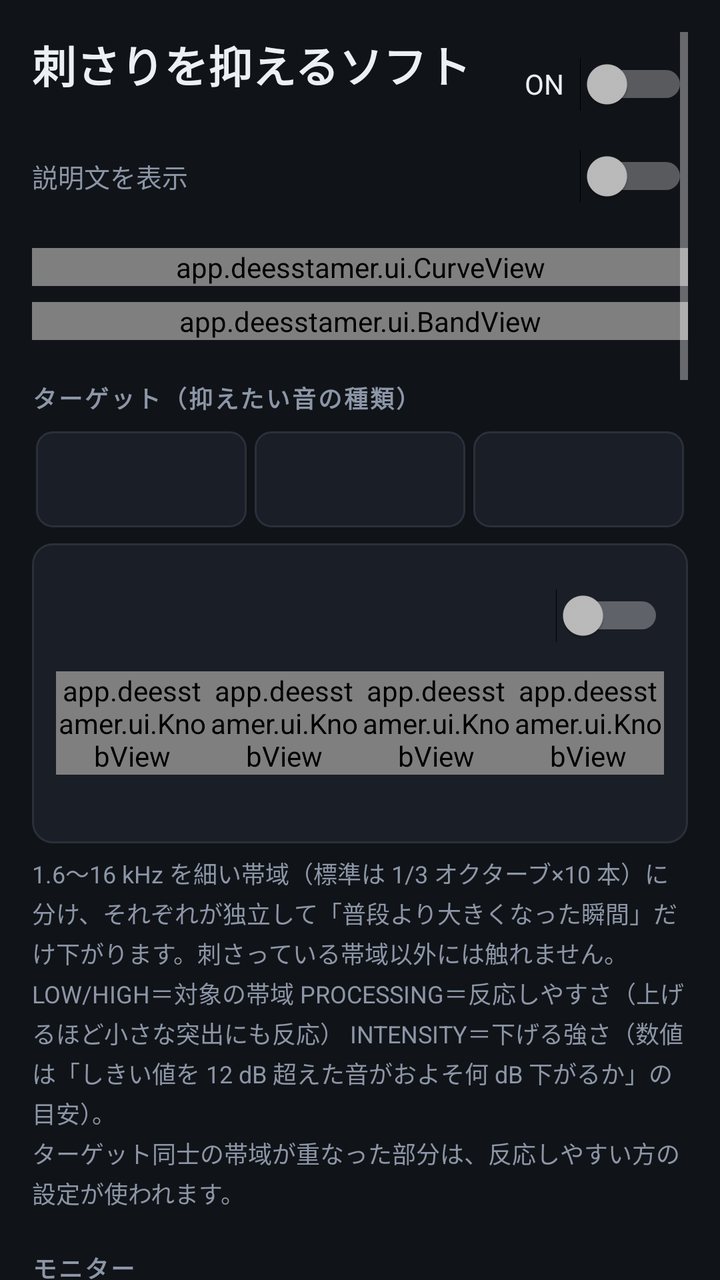
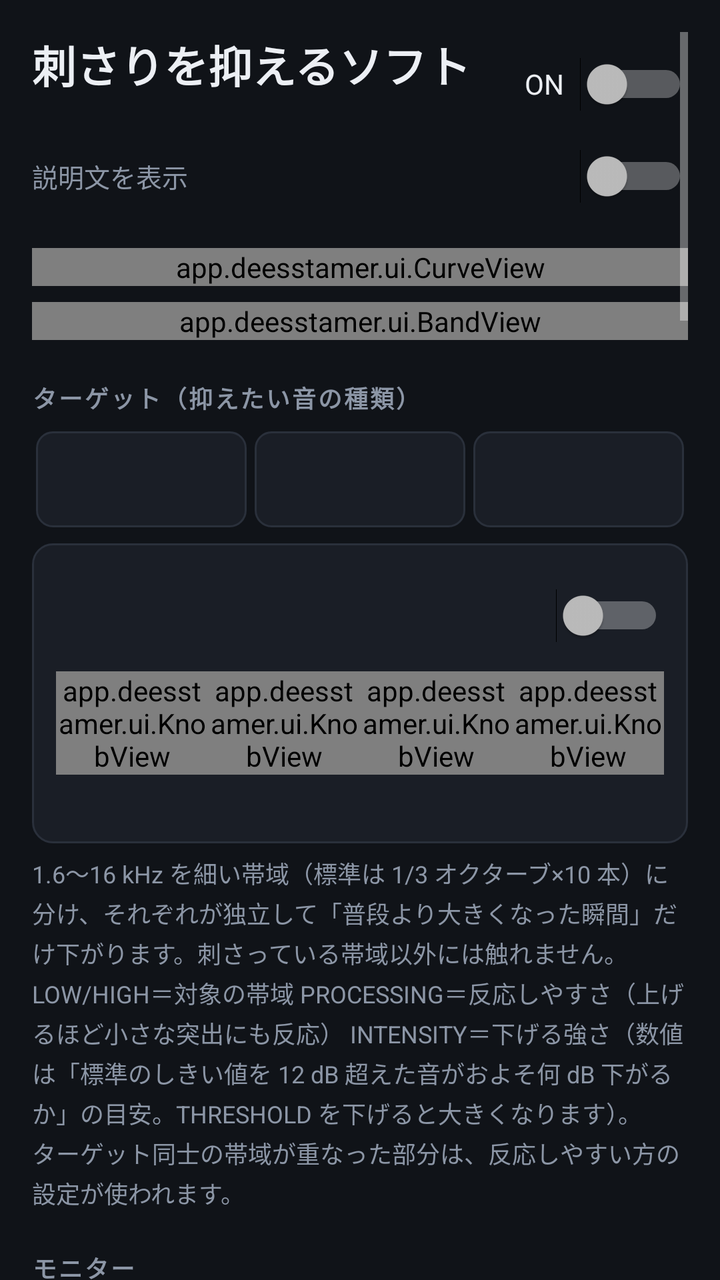

An Android layout rendered at two revisions. The XML below is the earlier revision; the diff shows what the commit changed to produce the second picture.
<!-- AndroidManifest.xml: application theme Theme.DeEss -->
<!-- res/layout/activity_main.xml -->
<?xml version="1.0" encoding="utf-8"?>
<ScrollView xmlns:android="http://schemas.android.com/apk/res/android"
    android:id="@+id/root"
    android:layout_width="match_parent"
    android:layout_height="match_parent"
    android:background="@color/bg"
    android:clipToPadding="false"
    android:fillViewport="true"
    android:padding="16dp">

    <LinearLayout
        android:layout_width="match_parent"
        android:layout_height="wrap_content"
        android:orientation="vertical">

        
        <LinearLayout
            android:layout_width="match_parent"
            android:layout_height="wrap_content"
            android:gravity="center_vertical"
            android:orientation="horizontal">

            <LinearLayout
                android:layout_width="0dp"
                android:layout_height="wrap_content"
                android:layout_weight="1"
                android:orientation="vertical">

                <TextView
                    android:layout_width="wrap_content"
                    android:layout_height="wrap_content"
                    android:text="@string/app_name"
                    android:textColor="@color/text"
                    android:textSize="22sp"
                    android:textStyle="bold" />

                <TextView
                    android:id="@+id/status"
                    android:layout_width="wrap_content"
                    android:layout_height="wrap_content"
                    android:layout_marginTop="2dp"
                    android:textColor="@color/text_dim"
                    android:textSize="13sp" />
            </LinearLayout>

            <Switch
                android:id="@+id/power"
                android:layout_width="wrap_content"
                android:layout_height="wrap_content"
                android:minHeight="48dp"
                android:text="@string/power"
                android:textColor="@color/text"
                android:switchPadding="8dp" />
        </LinearLayout>

        
        <Switch
            android:id="@+id/helpSwitch"
            android:layout_width="match_parent"
            android:layout_height="wrap_content"
            android:minHeight="40dp"
            android:text="@string/help_switch"
            android:textColor="@color/text_dim"
            android:textSize="13sp" />

        <TextView
            android:id="@+id/warning"
            style="@style/Panel"
            android:layout_marginTop="12dp"
            android:text="@string/warning_unsupported"
            android:textColor="@color/warn"
            android:visibility="gone" />

        
        <app.deesstamer.ui.CurveView
            android:id="@+id/curve"
            android:layout_width="match_parent"
            android:layout_height="wrap_content"
            android:layout_marginTop="16dp" />

        <app.deesstamer.ui.BandView
            android:id="@+id/band"
            android:layout_width="match_parent"
            android:layout_height="wrap_content"
            android:layout_marginTop="8dp" />

        
        <TextView
            style="@style/SectionTitle"
            android:text="@string/section_focus" />

        <RadioGroup
            android:id="@+id/focusGroup"
            android:layout_width="match_parent"
            android:layout_height="wrap_content"
            android:orientation="horizontal">

            <RadioButton
                android:id="@+id/focusGuitar"
                style="@style/Segment" />

            <RadioButton
                android:id="@+id/focusVocal"
                style="@style/Segment" />

            <RadioButton
                android:id="@+id/focusHihat"
                style="@style/Segment" />
        </RadioGroup>

        <LinearLayout
            style="@style/Panel"
            android:layout_marginTop="8dp"
            android:orientation="vertical">

            <Switch
                android:id="@+id/focusEnabled"
                style="@style/SettingSwitch" />

            <LinearLayout
                android:layout_width="match_parent"
                android:layout_height="wrap_content"
                android:layout_marginTop="4dp"
                android:orientation="horizontal">

                <app.deesstamer.ui.KnobView
                    android:id="@+id/focusLow"
                    android:layout_width="0dp"
                    android:layout_height="wrap_content"
                    android:layout_weight="1" />

                <app.deesstamer.ui.KnobView
                    android:id="@+id/focusHigh"
                    android:layout_width="0dp"
                    android:layout_height="wrap_content"
                    android:layout_weight="1" />

                <app.deesstamer.ui.KnobView
                    android:id="@+id/processing"
                    android:layout_width="0dp"
                    android:layout_height="wrap_content"
                    android:layout_weight="1" />

                <app.deesstamer.ui.KnobView
                    android:id="@+id/intensity"
                    android:layout_width="0dp"
                    android:layout_height="wrap_content"
                    android:layout_weight="1" />
            </LinearLayout>

            <TextView
                android:id="@+id/focusHint"
                style="@style/Hint"
                android:tag="help" />
        </LinearLayout>

        <TextView
            style="@style/Hint"
            android:tag="help"
            android:text="@string/hint_focus" />

        
        <TextView
            style="@style/SectionTitle"
            android:text="@string/section_listen" />

        <RadioGroup
            android:id="@+id/listenGroup"
            android:layout_width="match_parent"
            android:layout_height="wrap_content"
            android:orientation="horizontal">

            <RadioButton
                android:id="@+id/listenNormal"
                style="@style/Segment"
                android:text="@string/listen_normal" />

            <RadioButton
                android:id="@+id/listenFilter"
                style="@style/Segment"
                android:text="@string/listen_filter" />
        </RadioGroup>

        <TextView
            style="@style/Hint"
            android:tag="help"
            android:text="@string/hint_listen" />

        
        <TextView
            style="@style/SectionTitle"
            android:text="@string/section_detect" />

        <LinearLayout
            style="@style/Panel"
            android:orientation="vertical">

            <RadioGroup
                android:id="@+id/resolutionGroup"
                android:layout_width="match_parent"
                android:layout_height="wrap_content"
                android:orientation="horizontal">

                <RadioButton
                    android:id="@+id/resThird"
                    style="@style/Segment"
                    android:text="@string/res_third" />

                <RadioButton
                    android:id="@+id/resSixth"
                    style="@style/Segment"
                    android:text="@string/res_sixth" />
            </RadioGroup>

            <Switch
                android:id="@+id/autoSwitch"
                style="@style/SettingSwitch"
                android:layout_marginTop="8dp"
                android:text="@string/auto_switch" />

            <TextView
                android:id="@+id/autoStatus"
                style="@style/Hint"
                android:layout_marginTop="0dp"
                android:textColor="@color/text" />

            <TextView
                style="@style/Hint"
                android:tag="help"
                android:text="@string/hint_detect" />
        </LinearLayout>

        
        <TextView
            style="@style/SectionTitle"
            android:text="@string/section_common" />

        <LinearLayout
            android:layout_width="match_parent"
            android:layout_height="wrap_content"
            android:orientation="horizontal">

            <app.deesstamer.ui.KnobView
                android:id="@+id/sharpness"
                android:layout_width="0dp"
                android:layout_height="wrap_content"
                android:layout_weight="1" />

            <app.deesstamer.ui.KnobView
                android:id="@+id/mix"
                android:layout_width="0dp"
                android:layout_height="wrap_content"
                android:layout_weight="1" />

            <app.deesstamer.ui.KnobView
                android:id="@+id/outputGain"
                android:layout_width="0dp"
                android:layout_height="wrap_content"
                android:layout_weight="1" />
        </LinearLayout>

        <TextView
            style="@style/Hint"
            android:tag="help"
            android:text="@string/hint_common" />

        
        <TextView
            style="@style/SectionTitle"
            android:text="@string/section_tone" />

        <LinearLayout
            style="@style/Panel"
            android:orientation="vertical">

            <Switch
                android:id="@+id/shelfSwitch"
                style="@style/SettingSwitch"
                android:text="@string/shelf_switch" />

            <LinearLayout
                android:layout_width="match_parent"
                android:layout_height="wrap_content"
                android:layout_marginTop="4dp"
                android:gravity="center_horizontal"
                android:orientation="horizontal">

                <app.deesstamer.ui.KnobView
                    android:id="@+id/shelfFreq"
                    android:layout_width="96dp"
                    android:layout_height="wrap_content" />

                <app.deesstamer.ui.KnobView
                    android:id="@+id/shelfGain"
                    android:layout_width="96dp"
                    android:layout_height="wrap_content" />
            </LinearLayout>
        </LinearLayout>

        
        <TextView
            style="@style/SectionTitle"
            android:text="@string/section_apply" />

        <LinearLayout
            style="@style/Panel"
            android:orientation="vertical">

            <RadioGroup
                android:id="@+id/applyGroup"
                android:layout_width="match_parent"
                android:layout_height="wrap_content"
                android:orientation="horizontal">

                <RadioButton
                    android:id="@+id/applyGlobal"
                    style="@style/Segment"
                    android:text="@string/apply_global" />

                <RadioButton
                    android:id="@+id/applySessions"
                    style="@style/Segment"
                    android:text="@string/apply_sessions" />
            </RadioGroup>

            <TextView
                style="@style/Hint"
                android:tag="help"
                android:text="@string/apply_hint" />

            <Switch
                android:id="@+id/bootSwitch"
                style="@style/SettingSwitch"
                android:layout_marginTop="8dp"
                android:text="@string/boot_switch" />
        </LinearLayout>

        <Button
            android:id="@+id/presetButton"
            android:layout_width="match_parent"
            android:layout_height="wrap_content"
            android:layout_marginTop="16dp"
            android:minHeight="48dp"
            android:text="@string/presets" />

        
        <TextView
            style="@style/SectionTitle"
            android:text="@string/section_status" />

        <TextView
            android:id="@+id/sessions"
            style="@style/Panel"
            android:fontFamily="monospace"
            android:textColor="@color/text"
            android:textSize="12sp" />

        <TextView
            style="@style/Hint"
            android:layout_marginTop="16dp"
            android:tag="help"
            android:text="@string/notes" />
    </LinearLayout>
</ScrollView>
<!-- resources referenced by this layout -->
<resources>
  <color name="bg">#FF101318</color>
  <color name="text">#FFECEFF4</color>
  <color name="text_dim">#FF8C96A6</color>
  <color name="warn">#FFF6AD55</color>
  <string name="app_name">刺さりを抑えるソフト</string>
  <string name="apply_global">端末全体\n（グローバル出力）</string>
  <string name="apply_hint">端末全体：すべてのアプリの音にかけます。ただし機種によってはこの方式が無効化されていて効かないことがあります。\n対応プレーヤーごと：再生時にオーディオセッションを通知するプレーヤー（イコライザー連携に対応したアプリ）にだけかけます。このアプリより先に再生を始めていた場合は、プレーヤー側で一度停止→再生してください。プレーヤーの「イコライザー」メニューからこのアプリを選んでも有効になります。\n全体で効かない場合は「対応プレーヤーごと」を試してください。</string>
  <string name="apply_sessions">対応プレーヤーごと\n（セッション）</string>
  <string name="auto_switch">オート（再生中の音に追従）</string>
  <string name="boot_switch">端末の起動時に自動で開始</string>
  <string name="help_switch">説明文を表示</string>
  <string name="hint_common">SHARPNESS＝効き始めの鋭さと反応速度（上げるほど素早く、くっきり）　MIX＝全体の効き具合　OUTPUT＝出力音量。ノブは上下にドラッグ、ダブルタップで初期値に戻ります。</string>
  <string name="hint_detect">細かい：帯域を半分の幅にし、周りの音に触れにくくします（端末の処理能力や Android 内部の周波数分解能によっては、標準と差が出ない可能性があります）。\nオート：再生中の音の大きさと周波数バランスを測り、各帯域の「普段のレベル」を曲と音量に合わせて自動で更新します（約10秒かけて追従）。Android の仕様で「録音」の権限が必要ですが、マイクは使わず、音を保存・送信することもありません。</string>
  <string name="hint_focus">1.6〜16 kHz を細い帯域（標準は 1/3 オクターブ×10 本）に分け、それぞれが独立して「普段より大きくなった瞬間」だけ下がります。刺さっている帯域以外には触れません。\nLOW/HIGH＝対象の帯域　PROCESSING＝反応しやすさ（上げるほど小さな突出にも反応）　INTENSITY＝下げる強さ（数値は「しきい値を 12 dB 超えた音がおよそ何 dB 下がるか」の目安）。\nターゲット同士の帯域が重なった部分は、反応しやすい方の設定が使われます。</string>
  <string name="hint_listen">Filter にすると、選択中のターゲットの帯域だけが聞こえます。LOW/HIGH を動かして「一番刺さる音がよく聞こえる範囲」を探し、決まったら Normal に戻してください。</string>
  <string name="listen_filter">Filter（選択中のみ）</string>
  <string name="listen_normal">Normal</string>
  <string name="notes">メモ：このアプリは Android 標準の DynamicsProcessing（マルチバンド・コンプレッサー）で、細かく分けた帯域ごとに「突出した瞬間だけ」下げる処理をしています。基準となる「普段のレベル」は、オートがオフのときは一般的な音楽の周波数バランスから決めた固定値なので、曲や端末の音量によって効き方が変わる場合があります（オートをオンにすると再生中の音に追従します）。DynamicsProcessing にドライ／ウェットを混ぜる機能がないため、Mix はリダクション量を縮める近似です。同じ種類のエフェクトを使う他のイコライザーアプリ（例：Wavelet など）とは同時に使わないでください（設定を奪い合います）。メーカー独自の音響効果や再生経路によっては効かない場合があります。</string>
  <string name="power">ON</string>
  <string name="presets">プリセット</string>
  <string name="res_sixth">細かい\n1/6オクターブ×20</string>
  <string name="res_third">標準\n1/3オクターブ×10</string>
  <string name="section_apply">適用先</string>
  <string name="section_common">共通</string>
  <string name="section_detect">検出のしかた</string>
  <string name="section_focus">ターゲット（抑えたい音の種類）</string>
  <string name="section_listen">モニター</string>
  <string name="section_status">状態</string>
  <string name="section_tone">高域シェルフ（常時）</string>
  <string name="shelf_switch">高域を常に少し下げる</string>
  <string name="warning_unsupported">この端末には Android 標準の DynamicsProcessing エフェクトが見つかりませんでした。このアプリはそのエフェクトを使って処理するため、この端末では動作しません。</string>
  <style name="Panel">
          <item name="android:layout_width">match_parent</item>
          <item name="android:layout_height">wrap_content</item>
          <item name="android:background">@drawable/bg_panel</item>
          <item name="android:padding">12dp</item>
      </style>
  <color name="panel">#FF1A1E26</color>
  <color name="accent">#FF4FD1C5</color>
  <color name="panel_stroke">#FF2A303B</color>
  <!-- unchanged entries left out for length: 7 -->
</resources>

<!-- the commit's change to res/layout/activity_main.xml (unified diff, before → after) -->
@@ -257,12 +257,95 @@
                 android:layout_width="0dp"
                 android:layout_height="wrap_content"
                 android:layout_weight="1" />
+
+            <app.deesstamer.ui.KnobView
+                android:id="@+id/thresholdOffset"
+                android:layout_width="0dp"
+                android:layout_height="wrap_content"
+                android:layout_weight="1" />
         </LinearLayout>
 
         <TextView
             style="@style/Hint"
             android:tag="help"
             android:text="@string/hint_common" />
+
+        
+        <TextView
+            style="@style/SectionTitle"
+            android:text="@string/section_bands" />
+
+        <LinearLayout
+            style="@style/Panel"
+            android:orientation="vertical">
+
+            <Switch
+                android:id="@+id/bandSwitch"
+                style="@style/SettingSwitch"
+                android:text="@string/band_switch" />
+
+            <app.deesstamer.ui.BandOffsetView
+                android:id="@+id/bandOffsets"
+                android:layout_width="match_parent"
+                android:layout_height="wrap_content"
+                android:layout_marginTop="4dp" />
+
+            <TextView
+                android:id="@+id/bandSelected"
+                android:layout_width="match_parent"
+                android:layout_height="wrap_content"
+                android:layout_marginTop="8dp"
+                android:textColor="@color/text"
+                android:textSize="14sp" />
+
+            <LinearLayout
+                android:layout_width="match_parent"
+                android:layout_height="wrap_content"
+                android:layout_marginTop="4dp"
+                android:orientation="horizontal">
+
+                <Button
+                    android:id="@+id/bandMinus"
+                    android:textAllCaps="false"
+                    android:layout_width="0dp"
+                    android:layout_height="wrap_content"
+                    android:layout_weight="1"
+                    android:minHeight="48dp"
+                    android:text="@string/band_minus" />
+
+                <Button
+                    android:id="@+id/bandPlus"
+                    android:textAllCaps="false"
+                    android:layout_width="0dp"
+                    android:layout_height="wrap_content"
+                    android:layout_weight="1"
+                    android:minHeight="48dp"
+                    android:text="@string/band_plus" />
+
+                <Button
+                    android:id="@+id/bandZero"
+                    android:textAllCaps="false"
+                    android:layout_width="0dp"
+                    android:layout_height="wrap_content"
+                    android:layout_weight="1"
+                    android:minHeight="48dp"
+                    android:text="@string/band_zero" />
+
+                <Button
+                    android:id="@+id/bandResetAll"
+                    android:textAllCaps="false"
+                    android:layout_width="0dp"
+                    android:layout_height="wrap_content"
+                    android:layout_weight="1"
+                    android:minHeight="48dp"
+                    android:text="@string/band_reset_all" />
+            </LinearLayout>
+
+            <TextView
+                style="@style/Hint"
+                android:tag="help"
+                android:text="@string/hint_bands" />
+        </LinearLayout>
 
         
         <TextView
<!-- resource entries referenced after the edit -->
@@ -9,11 +9,17 @@
   <string name="apply_hint">端末全体：すべてのアプリの音にかけます。ただし機種によってはこの方式が無効化されていて効かないことがあります。\n対応プレーヤーごと：再生時にオーディオセッションを通知するプレーヤー（イコライザー連携に対応したアプリ）にだけかけます。このアプリより先に再生を始めていた場合は、プレーヤー側で一度停止→再生してください。プレーヤーの「イコライザー」メニューからこのアプリを選んでも有効になります。\n全体で効かない場合は「対応プレーヤーごと」を試してください。</string>
   <string name="apply_sessions">対応プレーヤーごと\n（セッション）</string>
   <string name="auto_switch">オート（再生中の音に追従）</string>
+  <string name="band_minus">−1 dB</string>
+  <string name="band_plus">＋1 dB</string>
+  <string name="band_reset_all">全部 0</string>
+  <string name="band_switch">帯域ごとに微調整する</string>
+  <string name="band_zero">0 dB</string>
   <string name="boot_switch">端末の起動時に自動で開始</string>
   <string name="help_switch">説明文を表示</string>
-  <string name="hint_common">SHARPNESS＝効き始めの鋭さと反応速度（上げるほど素早く、くっきり）　MIX＝全体の効き具合　OUTPUT＝出力音量。ノブは上下にドラッグ、ダブルタップで初期値に戻ります。</string>
+  <string name="hint_bands">グラフの帯域をタップして選び、ボタンでしきい値を上げ下げします（ドラッグでは変わりません）。マイナス＝その帯域だけ反応しやすく・深く下げる、プラス＝その帯域は控えめに。THRESHOLD（全体）に足し算されます。スイッチをオフにすると値は残したまま反映を止めます。色の付いた帯域だけが処理され、灰色の帯域は調整しても効きません。標準（1/3 オクターブ）では細かい（1/6）の 2 本分をまとめて動かします。</string>
+  <string name="hint_common">SHARPNESS＝効き始めの鋭さと反応速度（上げるほど素早く、くっきり）　MIX＝全体の効き具合　OUTPUT＝出力音量　THRESHOLD＝すべての帯域のしきい値を上下にずらす（マイナスにするほど小さな刺さりにも反応し、同じ刺さりをより深く下げます。−6 dB で INTENSITY・MIX 最大時に約 −17 dB）。ノブは上下にドラッグ、ダブルタップで初期値に戻ります。</string>
   <string name="hint_detect">細かい：帯域を半分の幅にし、周りの音に触れにくくします（端末の処理能力や Android 内部の周波数分解能によっては、標準と差が出ない可能性があります）。\nオート：再生中の音の大きさと周波数バランスを測り、各帯域の「普段のレベル」を曲と音量に合わせて自動で更新します（約10秒かけて追従）。Android の仕様で「録音」の権限が必要ですが、マイクは使わず、音を保存・送信することもありません。</string>
-  <string name="hint_focus">1.6〜16 kHz を細い帯域（標準は 1/3 オクターブ×10 本）に分け、それぞれが独立して「普段より大きくなった瞬間」だけ下がります。刺さっている帯域以外には触れません。\nLOW/HIGH＝対象の帯域　PROCESSING＝反応しやすさ（上げるほど小さな突出にも反応）　INTENSITY＝下げる強さ（数値は「しきい値を 12 dB 超えた音がおよそ何 dB 下がるか」の目安）。\nターゲット同士の帯域が重なった部分は、反応しやすい方の設定が使われます。</string>
+  <string name="hint_focus">1.6〜16 kHz を細い帯域（標準は 1/3 オクターブ×10 本）に分け、それぞれが独立して「普段より大きくなった瞬間」だけ下がります。刺さっている帯域以外には触れません。\nLOW/HIGH＝対象の帯域　PROCESSING＝反応しやすさ（上げるほど小さな突出にも反応）　INTENSITY＝下げる強さ（数値は「標準のしきい値を 12 dB 超えた音がおよそ何 dB 下がるか」の目安。THRESHOLD を下げると大きくなります）。\nターゲット同士の帯域が重なった部分は、反応しやすい方の設定が使われます。</string>
   <string name="hint_listen">Filter にすると、選択中のターゲットの帯域だけが聞こえます。LOW/HIGH を動かして「一番刺さる音がよく聞こえる範囲」を探し、決まったら Normal に戻してください。</string>
   <string name="listen_filter">Filter（選択中のみ）</string>
   <string name="listen_normal">Normal</string>
@@ -23,6 +29,7 @@
   <string name="res_sixth">細かい\n1/6オクターブ×20</string>
   <string name="res_third">標準\n1/3オクターブ×10</string>
   <string name="section_apply">適用先</string>
+  <string name="section_bands">帯域ごとのしきい値</string>
   <string name="section_common">共通</string>
   <string name="section_detect">検出のしかた</string>
   <string name="section_focus">ターゲット（抑えたい音の種類）</string>
